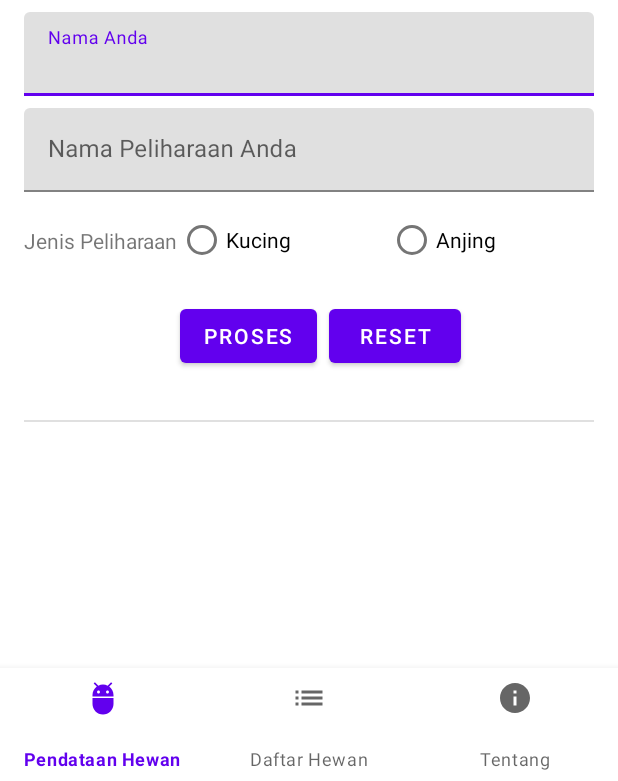
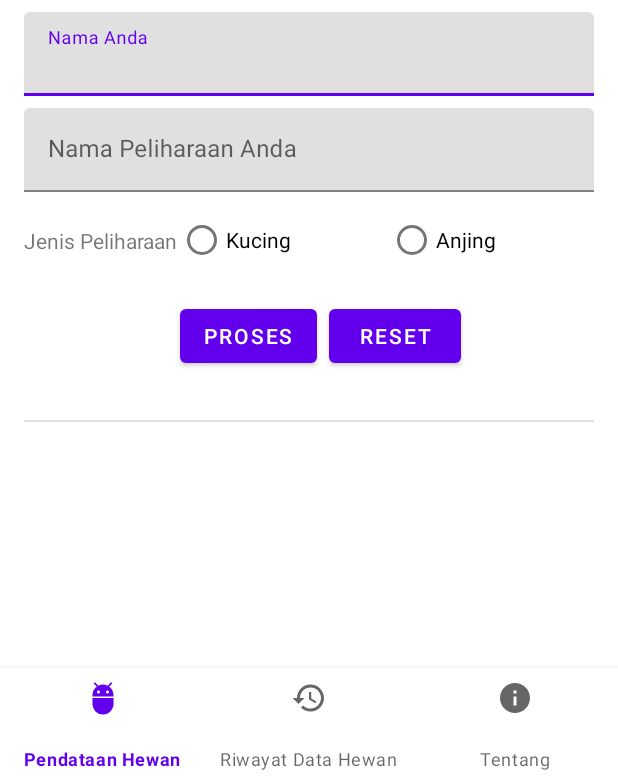
Before and after one commit to poncoe/Animolz-Android, an Android app: the screen it shows after launch (MainActivity), on a phone screen of 412 x 824 dp, the part 455-1236 px from its top. Run offline under Robolectric (Android 15) with nearby library versions, the phone set to English and light mode, and no system bars; our stand-ins replace navigation-ui.

Commit message:
improvment BottomNav

```diff
--- /dev/null
+++ b/app/src/main/res/drawable/ic_baseline_restore_24.xml
@@ -0,0 +1,10 @@
+<vector xmlns:android="http://schemas.android.com/apk/res/android"
+    android:width="24dp"
+    android:height="24dp"
+    android:viewportWidth="24"
+    android:viewportHeight="24"
+    android:tint="?attr/colorControlNormal">
+  <path
+      android:fillColor="@android:color/white"
+      android:pathData="M13,3c-4.97,0 -9,4.03 -9,9L1,12l3.89,3.89 0.07,0.14L9,12L6,12c0,-3.87 3.13,-7 7,-7s7,3.13 7,7 -3.13,7 -7,7c-1.93,0 -3.68,-0.79 -4.94,-2.06l-1.42,1.42C8.27,19.99 10.51,21 13,21c4.97,0 9,-4.03 9,-9s-4.03,-9 -9,-9zM12,8v5l4.28,2.54 0.72,-1.21 -3.5,-2.08L13.5,8L12,8z"/>
+</vector>
--- a/app/src/main/res/menu/bottom_nav_menu.xml
+++ b/app/src/main/res/menu/bottom_nav_menu.xml
@@ -7,7 +7,7 @@
     <item
         android:id="@+id/navigation_list"
         android:title="@string/nav_list"
-        android:icon="@drawable/ic_baseline_list_24_black"/>
+        android:icon="@drawable/ic_baseline_restore_24"/>
     <item
         android:id="@+id/navigation_about"
         android:title="@string/nav_about"
--- a/app/src/main/res/navigation/mobile_navigation.xml
+++ b/app/src/main/res/navigation/mobile_navigation.xml
@@ -15,7 +15,7 @@
         android:id="@+id/navigation_list"
         android:name="id.coedotzltdv.animolz.ui.ListDataFragment"
         android:label="@string/nav_list"
-        tools:layout="@layout/fragment_about" />
+        tools:layout="@layout/fragment_listdata" />
 
     <fragment
         android:id="@+id/navigation_about"
--- a/app/src/main/res/values/strings.xml
+++ b/app/src/main/res/values/strings.xml
@@ -16,7 +16,7 @@
     <string name="exit_gak">Tidak</string>
     <string name="press_again_exit_app">tekan kembali untuk keluar</string>
     <string name="nav_home">Pendataan Hewan</string>
-    <string name="nav_list">Daftar Hewan</string>
+    <string name="nav_list">Riwayat Data Hewan</string>
     <string name="nav_about">Tentang</string>
     <string name="about_mi">Arief Wardhana</string>
     <string name="tentang_aplikasi">Tentang Aplikasi</string>
```
